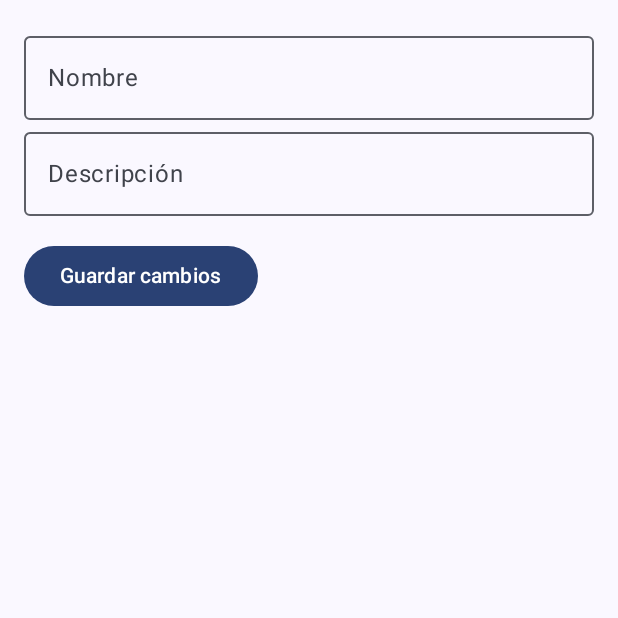
After one commit to Alondradmm/NewSitesApp, an Android app built with Jetpack Compose: the composable EditSite called with empty values, on a phone screen of 412 x 824 dp, the top half of it. The commit adds this screen. Run offline under Robolectric (Android 15) with nearby library versions, the phone set to English and light mode, and no system bars; our stand-ins replace Firebase (no records; nobody signed in at launch, a user with empty details on screens opened directly); Roboto replaces fonts that are not available here.

```diff
--- a/app/src/main/AndroidManifest.xml
+++ b/app/src/main/AndroidManifest.xml
@@ -1,6 +1,8 @@
 <?xml version="1.0" encoding="utf-8"?>
 <manifest xmlns:android="http://schemas.android.com/apk/res/android"
     xmlns:tools="http://schemas.android.com/tools">
+    <uses-permission android:name="android.permission.ACCESS_FINE_LOCATION"/>
+    <uses-permission android:name="android.permission.ACCESS_COARSE_LOCATION"/>
 
     <application
         android:allowBackup="true"
--- a/app/src/main/java/com/app/newsites/ui/navigation/AppNavigation.kt
+++ b/app/src/main/java/com/app/newsites/ui/navigation/AppNavigation.kt
@@ -13,6 +13,7 @@ import com.app.newsites.ui.screen.login.LoginScreen
 import com.app.newsites.ui.screen.login.LoginViewModel
 import com.app.newsites.ui.screen.register.RegisterScreen
 import com.app.newsites.ui.screen.sites.AgregarSiteScreen
+import com.app.newsites.ui.screen.sites.EditSite
 import com.app.newsites.ui.screen.sites.SitesScreen
 
 @OptIn(ExperimentalAnimationApi::class)
@@ -40,5 +41,9 @@ fun AppNavigation(navController: NavHostController, userViewModel: LoginViewMode
         composable("agregar_site") {
             AgregarSiteScreen(navController)
         }
+        composable("editSite/{siteId}") { backStackEntry ->
+            val siteId = backStackEntry.arguments?.getString("siteId") ?: return@composable
+            EditSite(siteId, navController)
+        }
     }
 }
--- /dev/null
+++ b/app/src/main/java/com/app/newsites/ui/screen/sites/EditSite.kt
@@ -0,0 +1,70 @@
+package com.app.newsites.ui.screen.sites
+
+import androidx.compose.foundation.layout.Column
+import androidx.compose.foundation.layout.Spacer
+import androidx.compose.foundation.layout.fillMaxWidth
+import androidx.compose.foundation.layout.height
+import androidx.compose.foundation.layout.padding
+import androidx.compose.material3.Button
+import androidx.compose.material3.OutlinedTextField
+import androidx.compose.material3.Text
+import androidx.compose.runtime.Composable
+import androidx.compose.runtime.LaunchedEffect
+import androidx.compose.runtime.getValue
+import androidx.compose.runtime.mutableStateOf
+import androidx.compose.runtime.remember
+import androidx.compose.runtime.setValue
+import androidx.compose.ui.Modifier
+import androidx.compose.ui.unit.dp
+import androidx.navigation.NavController
+import com.google.firebase.firestore.FirebaseFirestore
+
+@Composable
+fun EditSite(
+    siteId: String,
+    navController: NavController,
+    db: FirebaseFirestore = FirebaseFirestore.getInstance()
+){
+    var nombre by remember { mutableStateOf("") }
+    var descripcion by remember { mutableStateOf("") }
+
+
+    // Carga inicial
+    LaunchedEffect(siteId) {
+        db.collection("sites").document(siteId).get().addOnSuccessListener { doc ->
+            nombre = doc.getString("nombre") ?: ""
+            descripcion = doc.getString("descripcion") ?: ""
+        }
+    }
+
+    Column(Modifier.padding(16.dp)) {
+        OutlinedTextField(
+            value = nombre,
+            onValueChange = { nombre = it },
+            label = { Text("Nombre") },
+            modifier = Modifier.fillMaxWidth()
+        )
+
+        OutlinedTextField(
+            value = descripcion,
+            onValueChange = { descripcion = it },
+            label = { Text("Descripción") },
+            modifier = Modifier.fillMaxWidth()
+        )
+
+        Spacer(modifier = Modifier.height(16.dp))
+
+        Button(onClick = {
+            db.collection("sites").document(siteId)
+                .update(mapOf(
+                    "nombre" to nombre,
+                    "descripcion" to descripcion
+                ))
+                .addOnSuccessListener {
+                    navController.popBackStack()
+                }
+        }) {
+            Text("Guardar cambios")
+        }
+    }
+}
```
Also changed, not shown: app/src/main/java/com/app/newsites/ui/screen/sites/AgregarSites.kt (+37 -12 lines), app/src/main/java/com/app/newsites/ui/screen/sites/SitesScreen.kt (+24 -2 lines), app/src/main/java/com/app/newsites/ui/screen/sites/SitesViewModel.kt (+32 -2 lines).
